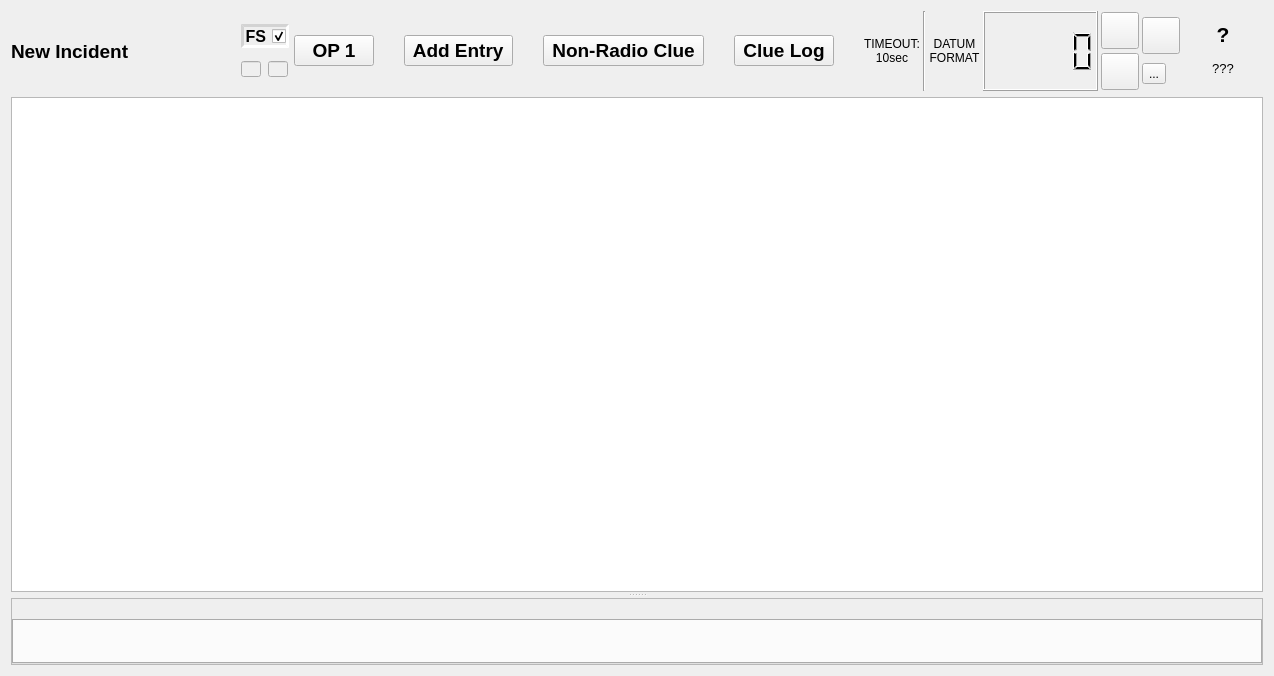
First picture: the form in designer/radiolog.ui, repository ncssar/radiolog, before the edit.
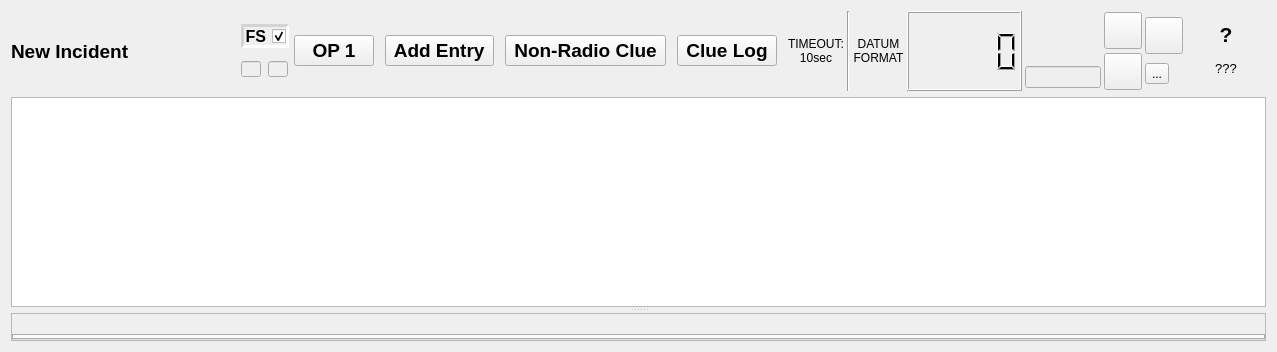
Second picture: the form after the edit. Icons and pictures are not drawn. Custom widgets are drawn as their Qt base class.

Commit message: modify options.ui and radiolog.ui in same manner as latest #598

The edit to the form file:
```diff
--- a/designer/radiolog.ui
+++ b/designer/radiolog.ui
@@ -6,8 +6,8 @@
    <rect>
     <x>0</x>
     <y>0</y>
-    <width>1274</width>
-    <height>676</height>
+    <width>1277</width>
+    <height>352</height>
    </rect>
   </property>
   <property name="maximumSize">
@@ -21,7 +21,7 @@
   </property>
   <layout class="QGridLayout" name="gridLayout_2">
    <item row="0" column="0">
-    <layout class="QHBoxLayout" name="horizontalLayout" stretch="0,0,0,0,0,0,0,0,0,0,0,0,0,0,0">
+    <layout class="QHBoxLayout" name="horizontalLayout" stretch="0,0,0,0,0,0,0,0,0,0,0,0,0,0,0,0">
      <property name="spacing">
       <number>3</number>
      </property>
@@ -401,6 +401,58 @@
        </property>
       </widget>
      </item>
+     <item>
+      <layout class="QVBoxLayout" name="caltopoLayout" stretch="0,1">
+       <item>
+        <layout class="QHBoxLayout" name="horizontalLayout_3">
+         <item>
+          <widget class="QLabel" name="caltopoLogo">
+           <property name="sizePolicy">
+            <sizepolicy hsizetype="Fixed" vsizetype="Fixed">
+             <horstretch>0</horstretch>
+             <verstretch>0</verstretch>
+            </sizepolicy>
+           </property>
+           <property name="minimumSize">
+            <size>
+             <width>50</width>
+             <height>50</height>
+            </size>
+           </property>
+           <property name="maximumSize">
+            <size>
+             <width>50</width>
+             <height>50</height>
+            </size>
+           </property>
+           <property name="toolTip">
+            <string>CalTopo Integration</string>
+           </property>
+           <property name="text">
+            <string/>
+           </property>
+           <property name="pixmap">
+            <pixmap resource="../radiolog_ui.qrc">:/radiolog_ui/icons/caltopo-logo.png</pixmap>
+           </property>
+           <property name="scaledContents">
+            <bool>true</bool>
+           </property>
+           <property name="alignment">
+            <set>Qt::AlignRight|Qt::AlignTrailing|Qt::AlignVCenter</set>
+           </property>
+          </widget>
+         </item>
+        </layout>
+       </item>
+       <item>
+        <widget class="QLineEdit" name="caltopoLinkIndicator">
+         <property name="enabled">
+          <bool>false</bool>
+         </property>
+        </widget>
+       </item>
+      </layout>
+     </item>
      <item>
       <layout class="QHBoxLayout" name="horizontalLayout_2">
        <item>
```
The commit also changes 6 other files.
